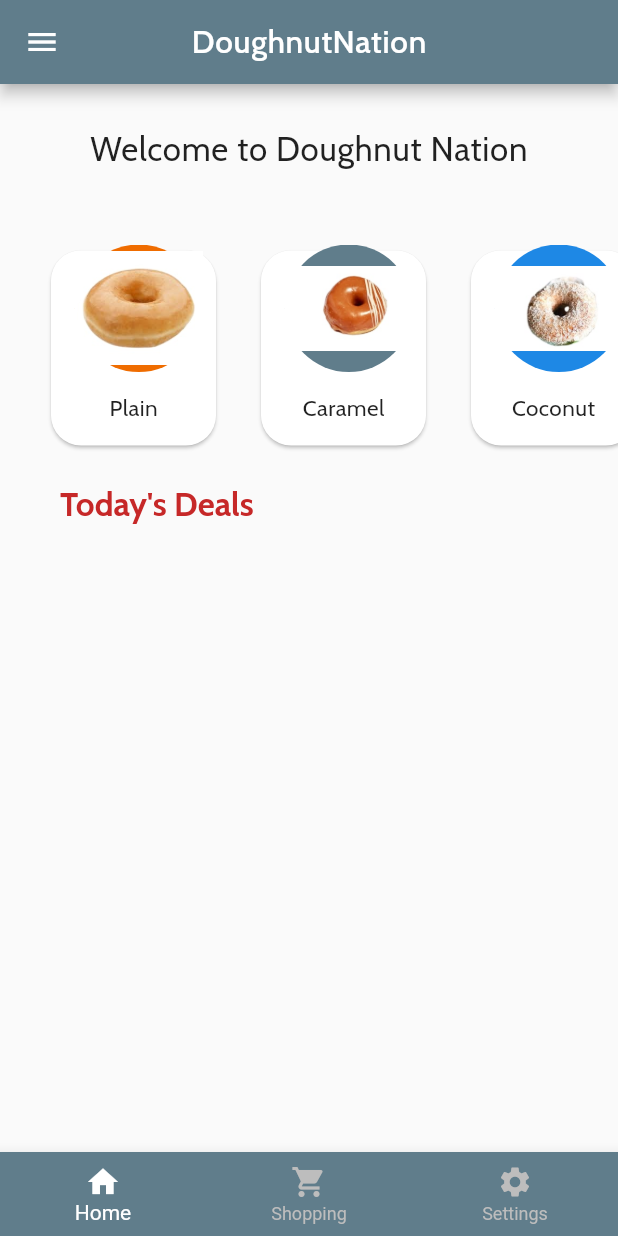
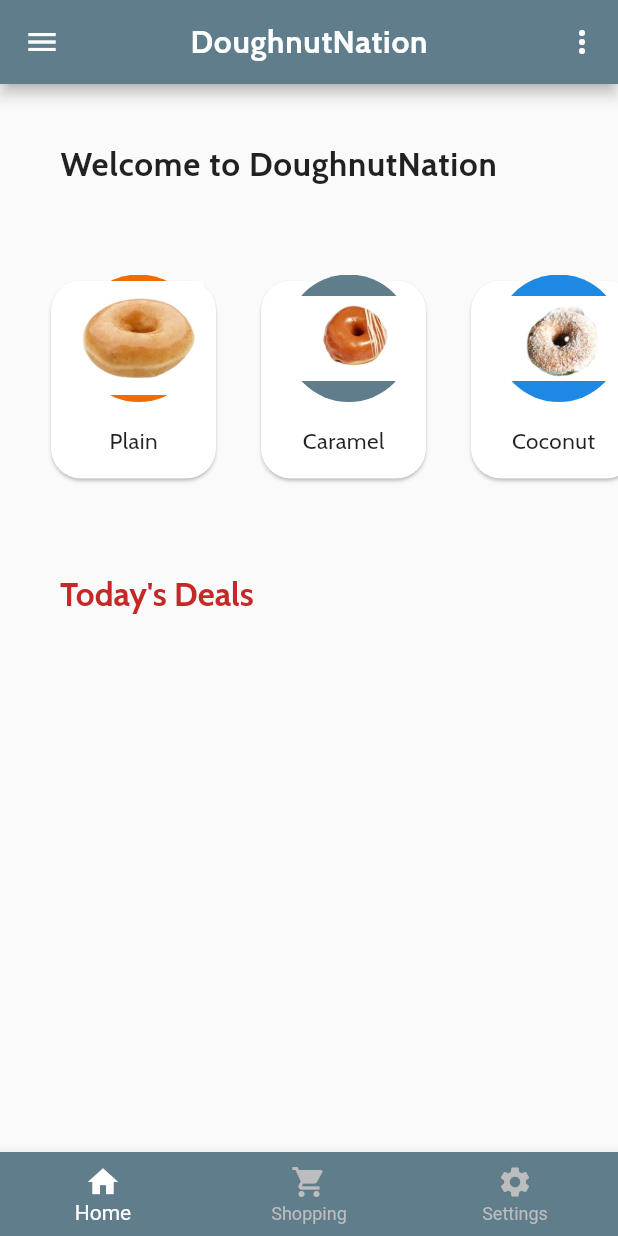
Before and after one commit to alu-rwa-prog-1/mini-project-1-iwanjo, a Flutter app: the screen it shows after launch, on a phone screen of 412 x 824 dp. Run offline on Flutter 3.47's test engine with Material 2 defaults, Android fonts, the phone set to English and light mode, and no system bars; our stand-ins replace google_fonts.

Commit message:
Added MoreVert Icon to appbar

```diff
--- a/ALU_RWA_MiniProject1_Wk3/lib/Home.dart
+++ b/ALU_RWA_MiniProject1_Wk3/lib/Home.dart
@@ -16,10 +16,23 @@ class Home extends StatelessWidget {
         title: Text(
           "DoughnutNation",
           style: GoogleFonts.cabin(
-            textStyle:
-                TextStyle(color: Colors.white, letterSpacing: .5, fontSize: 21),
+            textStyle: TextStyle(
+              color: Colors.white,
+              letterSpacing: .5,
+              fontSize: 21,
+              fontWeight: FontWeight.bold,
             ),
           ),
+        ),
+        actions: <Widget>[
+          IconButton(
+            icon: Icon(
+              Icons.more_vert,
+              color: Colors.white,
+            ),
+            onPressed: () {},
+          )
+        ],
       ),
       bottomNavigationBar: BottomNavigationBar(
         backgroundColor: kBlueGreyColor,
@@ -41,15 +54,25 @@ class Home extends StatelessWidget {
           ),
         ],
       ),
-      body: Container(
+      body: SafeArea(
+        bottom: false,
+        child: SingleChildScrollView(
           child: Column(
+            crossAxisAlignment: CrossAxisAlignment.start,
             children: <Widget>[
-            Padding(
-              padding: EdgeInsets.only(top: 30, bottom: 30),
+              Align(
+                alignment: Alignment.centerLeft,
+                child: Padding(
+                  padding: EdgeInsets.symmetric(horizontal: 40, vertical: 40),
                   child: Text(
-                'Welcome to Doughnut Nation',
+                    'Welcome to DoughnutNation',
                     style: GoogleFonts.cabin(
-                    textStyle: TextStyle(letterSpacing: .5, fontSize: 22)),
+                        textStyle: TextStyle(
+                      letterSpacing: .5,
+                      fontSize: 22,
+                      fontWeight: FontWeight.bold,
+                    )),
+                  ),
                 ),
               ),
               SizedBox(
@@ -62,7 +85,7 @@ class Home extends StatelessWidget {
               Align(
                 alignment: Alignment.centerLeft,
                 child: Padding(
-                padding: EdgeInsets.symmetric(horizontal: 40),
+                  padding: EdgeInsets.symmetric(horizontal: 40, vertical: 40),
                   child: Text(
                     "Today's Deals",
                     style: GoogleFonts.cabin(
@@ -72,8 +95,9 @@ class Home extends StatelessWidget {
                     ),
                   ),
                 ),
-            )
+              ),
             ],
+          ),
         ),
       ),
       drawer: NavigateDrawer(
--- a/ALU_RWA_MiniProject1_Wk3/lib/views/category.dart
+++ b/ALU_RWA_MiniProject1_Wk3/lib/views/category.dart
@@ -21,7 +21,7 @@ class CategoryCard extends StatelessWidget {
             ),
             child: Container(
               width: 110,
-              height: 130,
+              height: 430,
               padding: EdgeInsets.symmetric(
                 horizontal: 16,
                 vertical: 16,
--- a/ALU_RWA_MiniProject1_Wk3/lib/views/product.dart
+++ b/ALU_RWA_MiniProject1_Wk3/lib/views/product.dart
@@ -1,6 +1,11 @@
 import 'package:flutter/material.dart';
 
-class Product extends StatelessWidget {
+class ProductCard extends StatelessWidget {
+  var _type;
+  var _imageUrl;
+  var _price;
+
+  ProductCard(this._type, this._imageUrl, this._price);
   @override
   Widget build(BuildContext context) {
     return Container();
```
Lines whose indentation alone changed are shown as unchanged.
